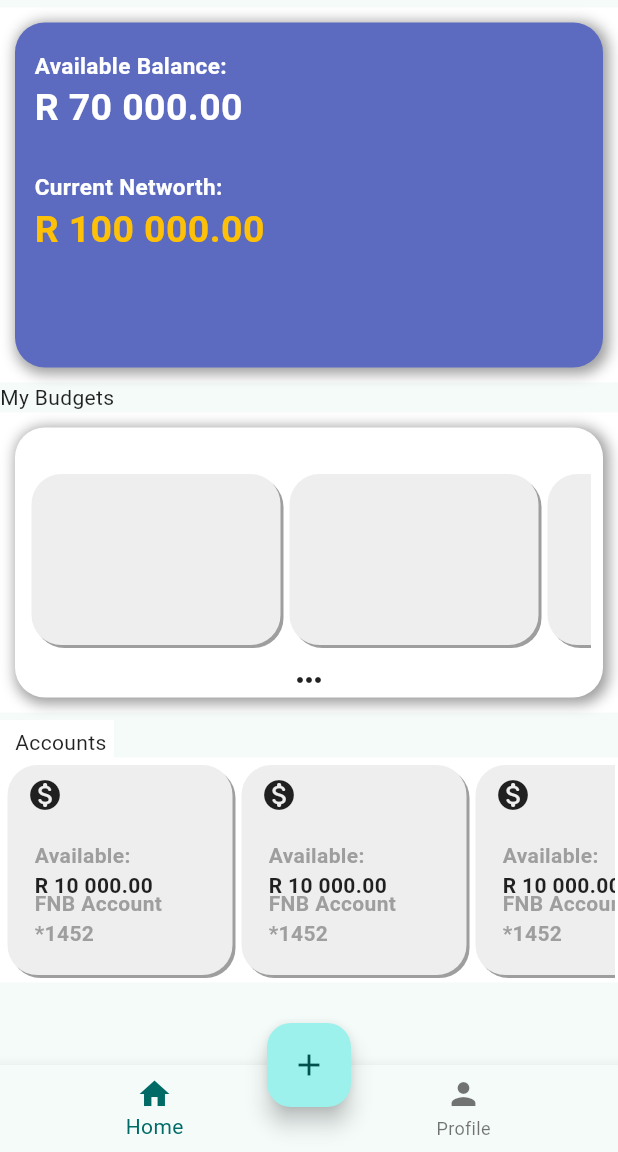
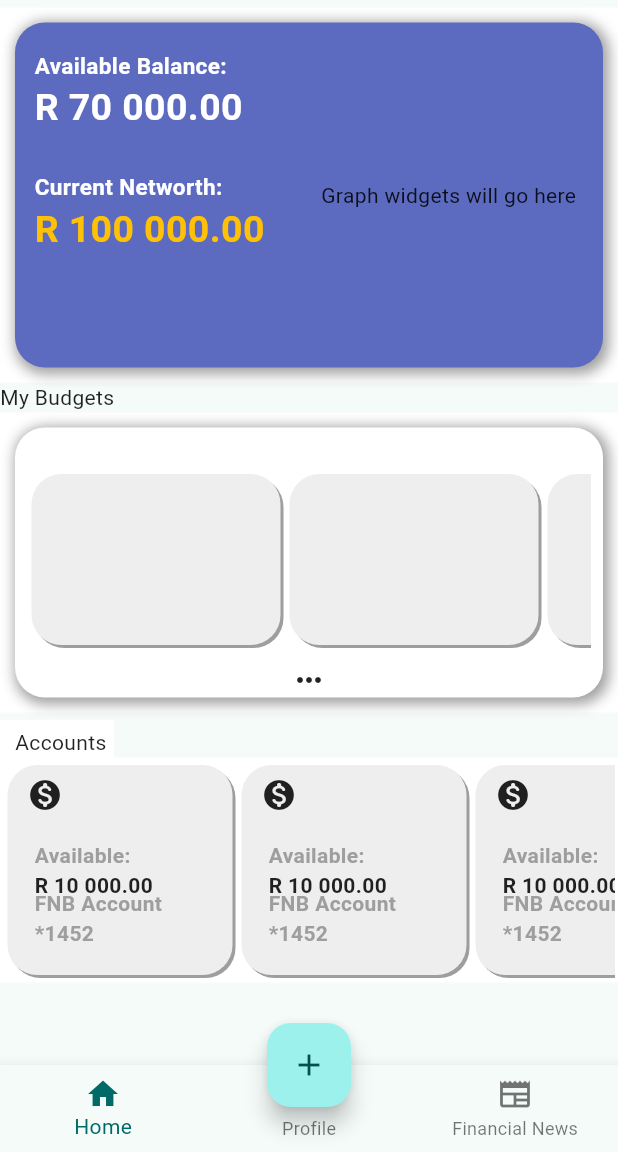
Before and after one commit to Garuda-sudo/Ubuntu-Narei, a Flutter app: the screen it shows after launch, on a phone screen of 412 x 824 dp, the part 84-1236 px from its top. Run offline on Flutter 3.47's test engine with Material 2 defaults, Android fonts, the phone set to English and light mode, and no system bars; Roboto replaces fonts that are missing (Raleway).

Commit message:
bottom navigation bar made landing page scrollable

```diff
--- a/ubuntu-front-end/budget_buddy/lib/landing_page/widgets/landing_page_graph_component.dart
+++ b/ubuntu-front-end/budget_buddy/lib/landing_page/widgets/landing_page_graph_component.dart
@@ -97,7 +97,9 @@
                   Expanded(
                     child: Padding(
                       padding: const EdgeInsets.all(8.0),
-                      child: Container(),
+                      child: Container(
+                        child: const Text('Graph widgets will go here'),
+                      ),
                     ),
                   )
                 ],
--- a/ubuntu-front-end/budget_buddy/lib/main.dart
+++ b/ubuntu-front-end/budget_buddy/lib/main.dart
@@ -31,6 +31,8 @@
 }
 
 class _MyHomePageState extends State<MyHomePage> {
+  int currentTab = 0;
+
   @override
   Widget build(BuildContext context) {
     // This method is rerun every time setState is called, for instance as done
@@ -43,7 +45,7 @@
         appBar: AppBar(
           backgroundColor: Theme.of(context).colorScheme.inversePrimary,
           title: Text(widget.title),
-          elevation: 20,
+          elevation: 5.0,
         ),
         body:
             SafeArea(child: ListView(children: const <Widget>[LandingPage()])),
@@ -53,6 +55,12 @@
           child: Icon(Icons.add),
         ),
         bottomNavigationBar: BottomNavigationBar(
+          currentIndex: currentTab,
+          onTap: (value) {
+            setState(() {
+              currentTab = value;
+            });
+          },
           items: const <BottomNavigationBarItem>[
             BottomNavigationBarItem(
               icon: Icon(Icons.home),
@@ -62,6 +70,10 @@
               icon: Icon(Icons.person),
               label: 'Profile',
             ),
+            BottomNavigationBarItem(
+              icon: Icon(Icons.newspaper),
+              label: 'Financial News',
+            )
           ],
         ));
   }
```
